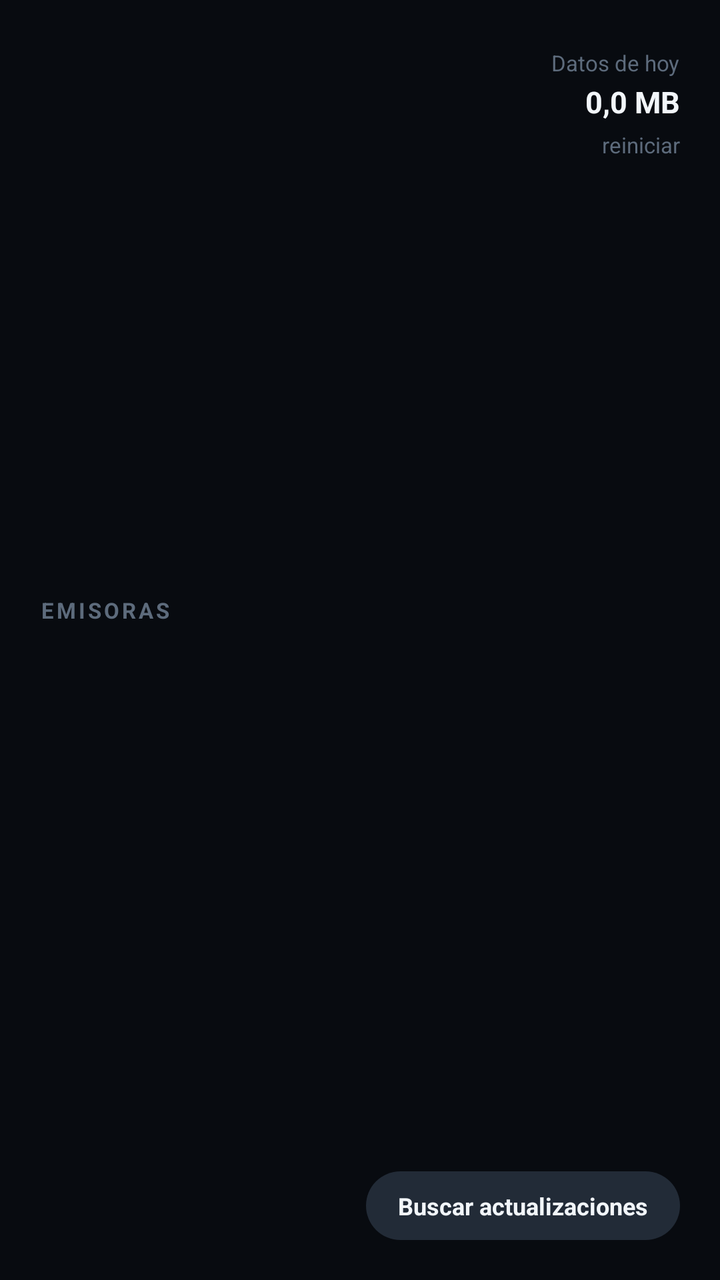
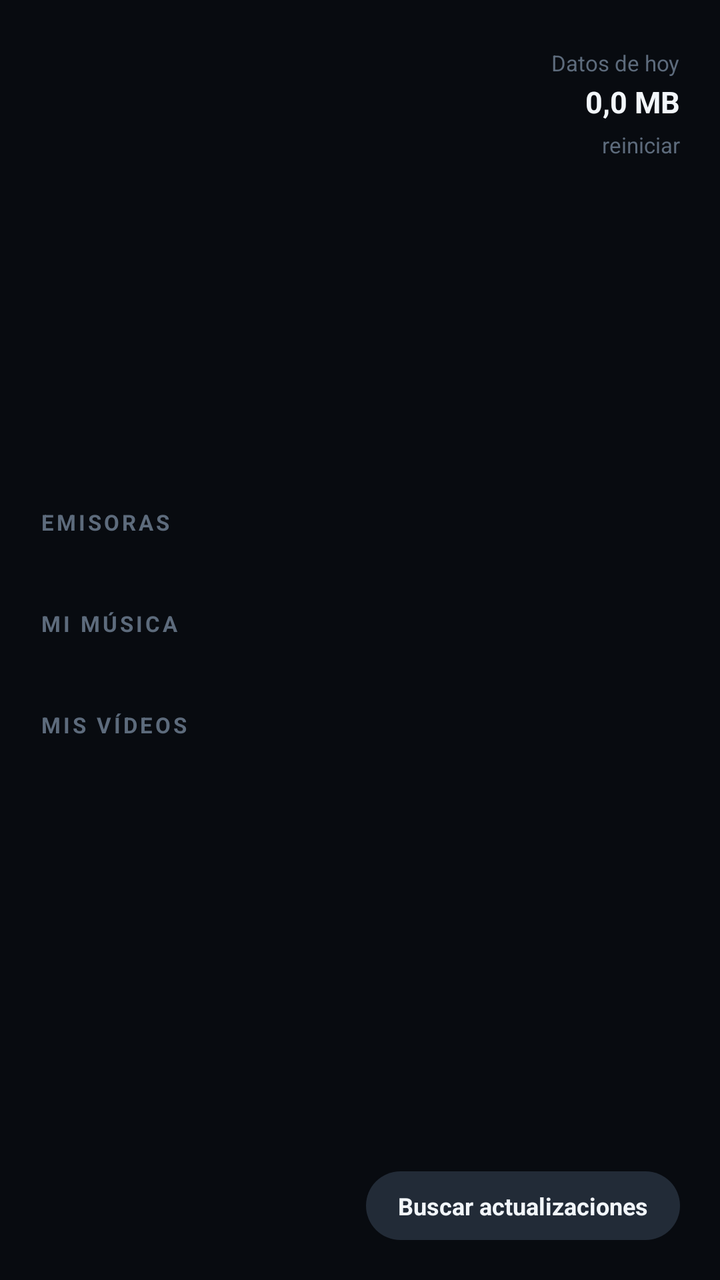

An Android layout rendered at two revisions. The XML below is the earlier revision; the diff shows what the commit changed to produce the second picture.
<!-- AndroidManifest.xml: application theme Theme.RadioCO -->
<!-- res/layout/activity_main.xml -->
<?xml version="1.0" encoding="utf-8"?>
<ScrollView xmlns:android="http://schemas.android.com/apk/res/android"
    android:layout_width="match_parent"
    android:layout_height="match_parent"
    android:background="@color/bg"
    android:fillViewport="true"
    android:scrollbars="none">

    <LinearLayout
        android:layout_width="match_parent"
        android:layout_height="match_parent"
        android:orientation="vertical"
        android:paddingStart="20dp"
        android:paddingTop="24dp"
        android:paddingEnd="20dp"
        android:paddingBottom="20dp">

        
        <LinearLayout
            android:layout_width="match_parent"
            android:layout_height="wrap_content"
            android:orientation="horizontal">

            <LinearLayout
                android:layout_width="0dp"
                android:layout_height="wrap_content"
                android:layout_weight="1"
                android:orientation="vertical">

                <TextView
                    android:id="@+id/tvClock"
                    android:layout_width="wrap_content"
                    android:layout_height="wrap_content"
                    android:includeFontPadding="false"
                    android:letterSpacing="-0.03"
                    android:textColor="@color/txt"
                    android:textSize="44sp"
                    android:textStyle="bold" />

                <TextView
                    android:id="@+id/tvDate"
                    android:layout_width="wrap_content"
                    android:layout_height="wrap_content"
                    android:layout_marginTop="4dp"
                    android:textColor="@color/dim"
                    android:textSize="13sp" />
            </LinearLayout>

            <LinearLayout
                android:layout_width="wrap_content"
                android:layout_height="wrap_content"
                android:gravity="end"
                android:orientation="vertical">

                <TextView
                    android:layout_width="wrap_content"
                    android:layout_height="wrap_content"
                    android:text="@string/data_today"
                    android:textColor="@color/dim2"
                    android:textSize="11sp" />

                <TextView
                    android:id="@+id/tvData"
                    android:layout_width="wrap_content"
                    android:layout_height="wrap_content"
                    android:layout_marginTop="2dp"
                    android:text="0,0 MB"
                    android:textColor="@color/txt"
                    android:textSize="15sp"
                    android:textStyle="bold" />

                <TextView
                    android:id="@+id/btnReset"
                    android:layout_width="wrap_content"
                    android:layout_height="wrap_content"
                    android:background="?attr/selectableItemBackground"
                    android:paddingTop="4dp"
                    android:paddingBottom="2dp"
                    android:text="@string/reset"
                    android:textColor="@color/dim2"
                    android:textSize="11sp" />
            </LinearLayout>
        </LinearLayout>

        
        <View
            android:layout_width="match_parent"
            android:layout_height="0dp"
            android:layout_weight="1"
            android:minHeight="28dp" />

        <TextView
            android:layout_width="wrap_content"
            android:layout_height="wrap_content"
            android:layout_marginBottom="12dp"
            android:letterSpacing="0.12"
            android:text="@string/stations_label"
            android:textAllCaps="true"
            android:textColor="@color/dim2"
            android:textSize="11sp"
            android:textStyle="bold" />

        <LinearLayout
            android:id="@+id/containerStations"
            android:layout_width="match_parent"
            android:layout_height="wrap_content"
            android:orientation="vertical" />

        
        <TextView
            android:id="@+id/lblMedia"
            android:layout_width="wrap_content"
            android:layout_height="wrap_content"
            android:layout_marginTop="24dp"
            android:layout_marginBottom="12dp"
            android:letterSpacing="0.12"
            android:text="@string/media_label"
            android:textAllCaps="true"
            android:textColor="@color/dim2"
            android:textSize="11sp"
            android:textStyle="bold"
            android:visibility="gone" />

        <LinearLayout
            android:id="@+id/containerMedia"
            android:layout_width="match_parent"
            android:layout_height="wrap_content"
            android:orientation="vertical"
            android:visibility="gone" />

        
        <View
            android:layout_width="match_parent"
            android:layout_height="0dp"
            android:layout_weight="1.3"
            android:minHeight="16dp" />

        
        <LinearLayout
            android:layout_width="match_parent"
            android:layout_height="wrap_content"
            android:orientation="vertical">

            <LinearLayout
                android:layout_width="match_parent"
                android:layout_height="wrap_content"
                android:gravity="center_vertical"
                android:orientation="horizontal">

                <TextView
                    android:id="@+id/tvVersion"
                    android:layout_width="0dp"
                    android:layout_height="wrap_content"
                    android:layout_weight="1"
                    android:textColor="@color/dim2"
                    android:textSize="12sp" />

                <TextView
                    android:id="@+id/btnUpdate"
                    android:layout_width="wrap_content"
                    android:layout_height="wrap_content"
                    android:background="@drawable/pill_bg"
                    android:paddingStart="16dp"
                    android:paddingTop="9dp"
                    android:paddingEnd="16dp"
                    android:paddingBottom="9dp"
                    android:text="@string/check_updates"
                    android:textColor="@color/txt"
                    android:textSize="12sp"
                    android:textStyle="bold" />
            </LinearLayout>

            <TextView
                android:id="@+id/tvUpdateStatus"
                android:layout_width="match_parent"
                android:layout_height="wrap_content"
                android:layout_marginTop="8dp"
                android:textColor="@color/dim"
                android:textSize="12sp"
                android:visibility="gone" />

            <ProgressBar
                android:id="@+id/pbUpdate"
                style="?android:attr/progressBarStyleHorizontal"
                android:layout_width="match_parent"
                android:layout_height="wrap_content"
                android:layout_marginTop="8dp"
                android:max="100"
                android:visibility="gone" />
        </LinearLayout>
    </LinearLayout>
</ScrollView>
<!-- resources referenced by this layout -->
<resources>
  <color name="bg">#FF080B10</color>
  <color name="dim">#FF8494A6</color>
  <color name="dim2">#FF5D6B7C</color>
  <color name="txt">#FFF2F6FA</color>
  <!-- drawable pill_bg (drawable) -->
  <?xml version="1.0" encoding="utf-8"?>
  <shape xmlns:android="http://schemas.android.com/apk/res/android"
      android:shape="rectangle">
      <solid android:color="@color/pill" />
      <corners android:radius="100dp" />
  </shape>
  <string name="check_updates">Buscar actualizaciones</string>
  <string name="data_today">Datos de hoy</string>
  <string name="media_label">Mis medios</string>
  <string name="reset">reiniciar</string>
  <string name="stations_label">Emisoras</string>
  <style name="Theme.RadioCO" parent="Theme.Material3.Dark.NoActionBar">
          <item name="colorPrimary">@color/accent_mega</item>
          <item name="colorOnPrimary">@color/on_accent</item>
          <item name="android:windowBackground">@color/bg</item>
          <item name="android:statusBarColor">@color/bg</item>
          <item name="android:navigationBarColor">@color/bg</item>
          <item name="android:textColorPrimary">@color/txt</item>
          <item name="android:textColorSecondary">@color/dim</item>
          <item name="android:windowLightStatusBar" tools:targetApi="m">false</item>
      </style>
  <color name="pill">#FF222B37</color>
  <color name="accent_mega">#FF48C6F5</color>
  <color name="on_accent">#FF08111A</color>
</resources>

<!-- the commit's change to res/layout/activity_main.xml (unified diff, before → after) -->
@@ -107,26 +107,65 @@
             android:orientation="vertical" />
 
         
+        <LinearLayout
+            android:layout_width="match_parent"
+            android:layout_height="wrap_content"
+            android:layout_marginTop="24dp"
+            android:layout_marginBottom="12dp"
+            android:gravity="center_vertical"
+            android:orientation="horizontal">
+
+            <TextView
+                android:layout_width="0dp"
+                android:layout_height="wrap_content"
+                android:layout_weight="1"
+                android:letterSpacing="0.12"
+                android:text="@string/music_label"
+                android:textAllCaps="true"
+                android:textColor="@color/dim2"
+                android:textSize="11sp"
+                android:textStyle="bold" />
+
+            <TextView
+                android:id="@+id/btnPlayAll"
+                android:layout_width="wrap_content"
+                android:layout_height="wrap_content"
+                android:background="@drawable/pill_bg"
+                android:paddingStart="14dp"
+                android:paddingTop="8dp"
+                android:paddingEnd="14dp"
+                android:paddingBottom="8dp"
+                android:text="@string/play_all"
+                android:textColor="@color/txt"
+                android:textSize="12sp"
+                android:textStyle="bold"
+                android:visibility="gone" />
+        </LinearLayout>
+
+        <LinearLayout
+            android:id="@+id/containerMusic"
+            android:layout_width="match_parent"
+            android:layout_height="wrap_content"
+            android:orientation="vertical" />
+
+        
         <TextView
-            android:id="@+id/lblMedia"
             android:layout_width="wrap_content"
             android:layout_height="wrap_content"
             android:layout_marginTop="24dp"
             android:layout_marginBottom="12dp"
             android:letterSpacing="0.12"
-            android:text="@string/media_label"
+            android:text="@string/videos_label"
             android:textAllCaps="true"
             android:textColor="@color/dim2"
             android:textSize="11sp"
-            android:textStyle="bold"
-            android:visibility="gone" />
-
-        <LinearLayout
-            android:id="@+id/containerMedia"
-            android:layout_width="match_parent"
-            android:layout_height="wrap_content"
-            android:orientation="vertical"
-            android:visibility="gone" />
+            android:textStyle="bold" />
+
+        <LinearLayout
+            android:id="@+id/containerVideos"
+            android:layout_width="match_parent"
+            android:layout_height="wrap_content"
+            android:orientation="vertical" />
 
         
         <View
<!-- resource entries referenced after the edit -->
@@ -13,9 +13,11 @@
   </shape>
   <string name="check_updates">Buscar actualizaciones</string>
   <string name="data_today">Datos de hoy</string>
-  <string name="media_label">Mis medios</string>
+  <string name="music_label">Mi música</string>
+  <string name="play_all">Reproducir todo</string>
   <string name="reset">reiniciar</string>
   <string name="stations_label">Emisoras</string>
+  <string name="videos_label">Mis vídeos</string>
   <style name="Theme.RadioCO" parent="Theme.Material3.Dark.NoActionBar">
           <item name="colorPrimary">@color/accent_mega</item>
           <item name="colorOnPrimary">@color/on_accent</item>
